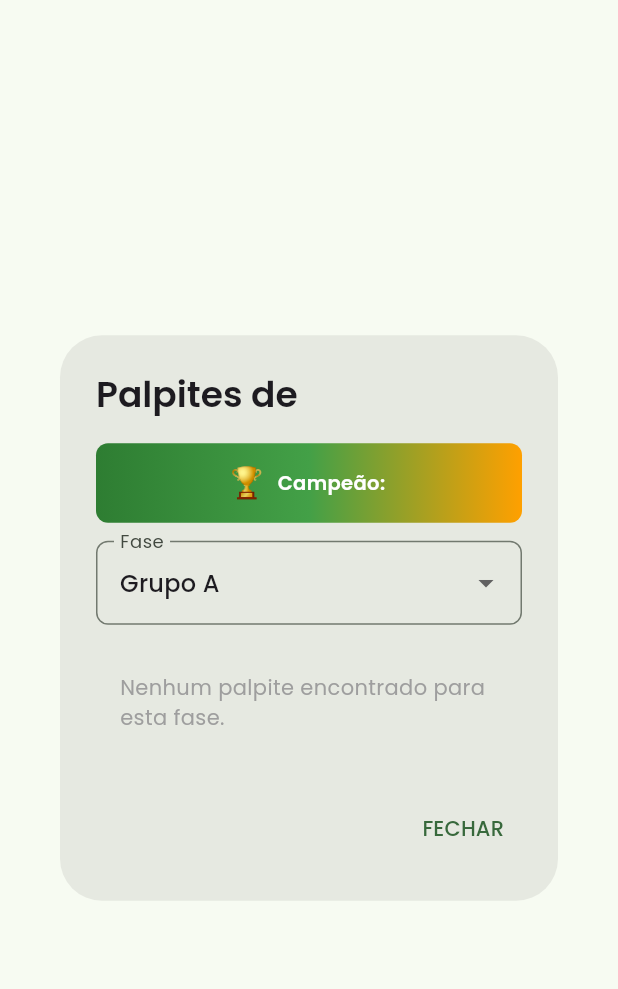
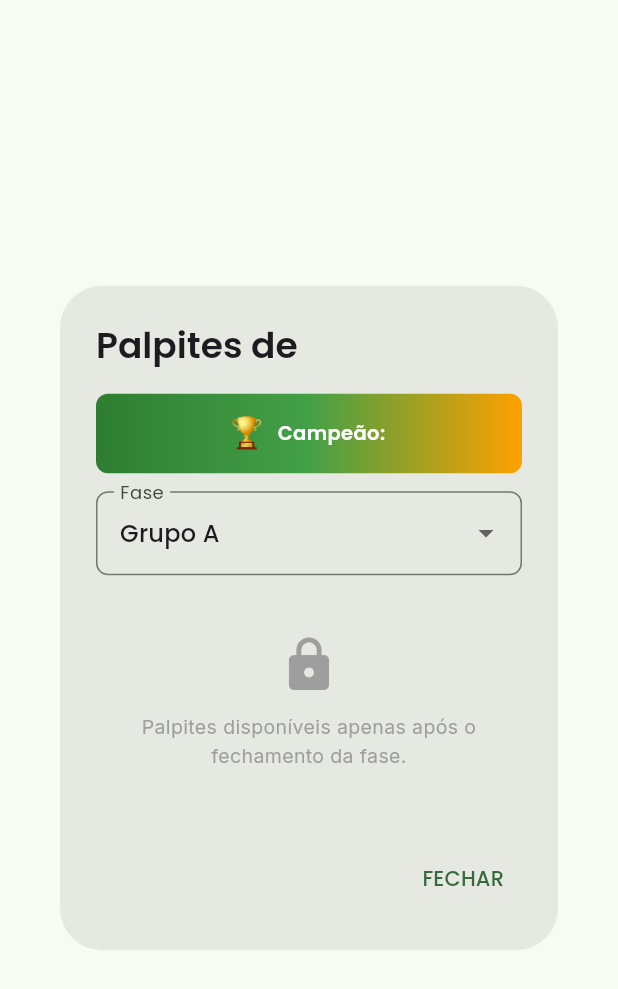
Before and after one commit to Chadtome/bolao_copa_2026, a Flutter app: the PalpitesModal widget shown alone on an empty page, opened directly with empty values, on a phone screen of 412 x 824 dp. Shown: the top 989 px of the screen. Run offline on Flutter 3.47's test engine with Material 3 defaults, Android fonts, the phone set to English and light mode, and no system bars; our stand-ins replace cloud_firestore, firebase_auth, firebase_core, google_fonts, pdf, printing; accounts and stored records are empty.

Commit message:
Ajustes: scroll, logout limpa provider, palpites visíveis após fechamento

```diff
--- a/lib/screens/Home/home_screen.dart
+++ b/lib/screens/Home/home_screen.dart
@@ -1,3 +1,4 @@
+import 'package:bolao_copa_2026/providers/palpites_provider.dart';
 import 'package:bolao_copa_2026/providers/user_provider.dart';
 import 'package:bolao_copa_2026/screens/Admin/gerenciar_fases_screen.dart';
 import 'package:bolao_copa_2026/services/firebase_service.dart';
@@ -87,11 +88,13 @@ class _HomeScreenState extends State<HomeScreen> {
                   ),
                 );
                 if (confirmar == true) {
-                  final firebaseService = Provider.of<FirebaseService>(context, listen: false);
-                  await firebaseService.logout();
-                  Provider.of<UserProvider>(context, listen: false).clear();
-                  setState(() => _isLoggedIn = false);
-                }
+  final firebaseService = Provider.of<FirebaseService>(context, listen: false);
+  await firebaseService.logout();
+  Provider.of<UserProvider>(context, listen: false).clear();
+  Provider.of<PalpitesProvider>(context, listen: false).limpar(); // NOVO
+  setState(() => _isLoggedIn = false);
+}
+
               }
             },
             itemBuilder: (context) => [
--- a/lib/screens/Palpites/bet_screen.dart
+++ b/lib/screens/Palpites/bet_screen.dart
@@ -184,7 +184,7 @@ class _BetScreenState extends State<BetScreen> {
           child: _isLoading
               ? const Center(child: CircularProgressIndicator())
               : _currentPhase == 0
-                  ? GroupPhaseView(key: ValueKey(palpites.length), onPalpiteChanged: _onPalpiteChanged, palpites: palpites, showValidation: _showValidation, isBlocked: _isBlocked)
+                  ? GroupPhaseView(onPalpiteChanged: _onPalpiteChanged, palpites: palpites, showValidation: _showValidation, isBlocked: _isBlocked)
                   : KnockoutPhaseView(currentPhase: _currentPhase, onPalpiteChanged: _onPalpiteChanged, palpites: palpites, showValidation: _showValidation, isBlocked: _isBlocked),
         ),
         if (_currentPhase == 0) const CampeaoPalpiteCard(),
--- a/lib/screens/Participantes/widgets/palpites_modal.dart
+++ b/lib/screens/Participantes/widgets/palpites_modal.dart
@@ -22,18 +22,19 @@ class _PalpitesModalState extends State<PalpitesModal> {
   List<Map<String, dynamic>> _palpites = [];
   bool _isLoading = true;
   String? _campeaoEscolhido;
+  Map<String, bool> _fasesStatus = {};
 
   @override
   void initState() {
     super.initState();
     _carregarPalpites();
     _carregarCampeao();
+    _carregarStatusFases();
   }
 
   Future<void> _carregarPalpites() async {
     final firebaseService = Provider.of<FirebaseService>(context, listen: false);
     final bets = await firebaseService.getUserBetsList(widget.userId);
-
     if (bets != null) {
       setState(() { _palpites = bets; _isLoading = false; });
     } else {
@@ -50,8 +51,38 @@ class _PalpitesModalState extends State<PalpitesModal> {
     } catch (_) {}
   }
 
+  Future<void> _carregarStatusFases() async {
+    try {
+      final doc = await FirebaseFirestore.instance.collection('config').doc('fases').get();
+      if (doc.exists && doc.data() != null) {
+        setState(() {
+          doc.data()!.forEach((key, value) {
+            _fasesStatus[key] = value == true;
+          });
+        });
+      }
+    } catch (_) {}
+  }
+
+  String _getFaseKey(String fase) {
+    if (fase.startsWith('Grupo')) return 'fase_grupos';
+    if (fase == '16 avos') return '16_avos';
+    if (fase == 'Oitavas') return 'oitavas';
+    if (fase == 'Quartas') return 'quartas';
+    if (fase == 'Semi') return 'semi';
+    if (fase == 'Final') return 'final';
+    return '';
+  }
+
+  bool _isFaseFechada(String fase) {
+    final key = _getFaseKey(fase);
+    return _fasesStatus[key] == false;
+  }
+
   @override
   Widget build(BuildContext context) {
+    final faseFechada = _isFaseFechada(_faseSelecionada);
+
     return AlertDialog(
       title: Text('Palpites de ${widget.nome}', style: GoogleFonts.poppins(fontWeight: FontWeight.w600)),
       content: SizedBox(
@@ -97,6 +128,19 @@ class _PalpitesModalState extends State<PalpitesModal> {
               const SizedBox(height: 16),
               if (_isLoading)
                 const Padding(padding: EdgeInsets.all(24), child: Center(child: CircularProgressIndicator()))
+              else if (!faseFechada)
+                Padding(
+                  padding: const EdgeInsets.all(24),
+                  child: Column(
+                    children: [
+                      const Icon(Icons.lock, size: 40, color: Colors.grey),
+                      const SizedBox(height: 12),
+                      Text('Palpites disponíveis apenas após o fechamento da fase.',
+                          textAlign: TextAlign.center,
+                          style: GoogleFonts.inter(fontSize: 13, color: Colors.grey)),
+                    ],
+                  ),
+                )
               else
                 ..._buildGames(_faseSelecionada, context),
             ],
```
